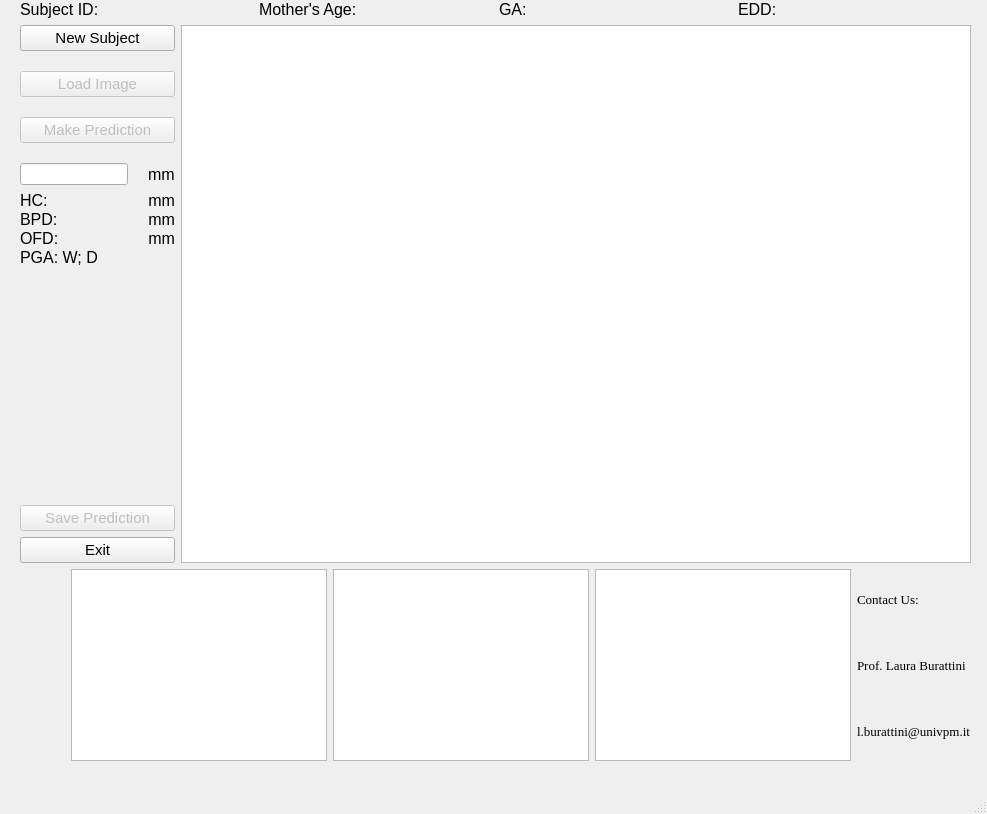
The window that form.ui (BME-Jafar/FetalBio-AI) describes before a commit, drawn with Qt 5.
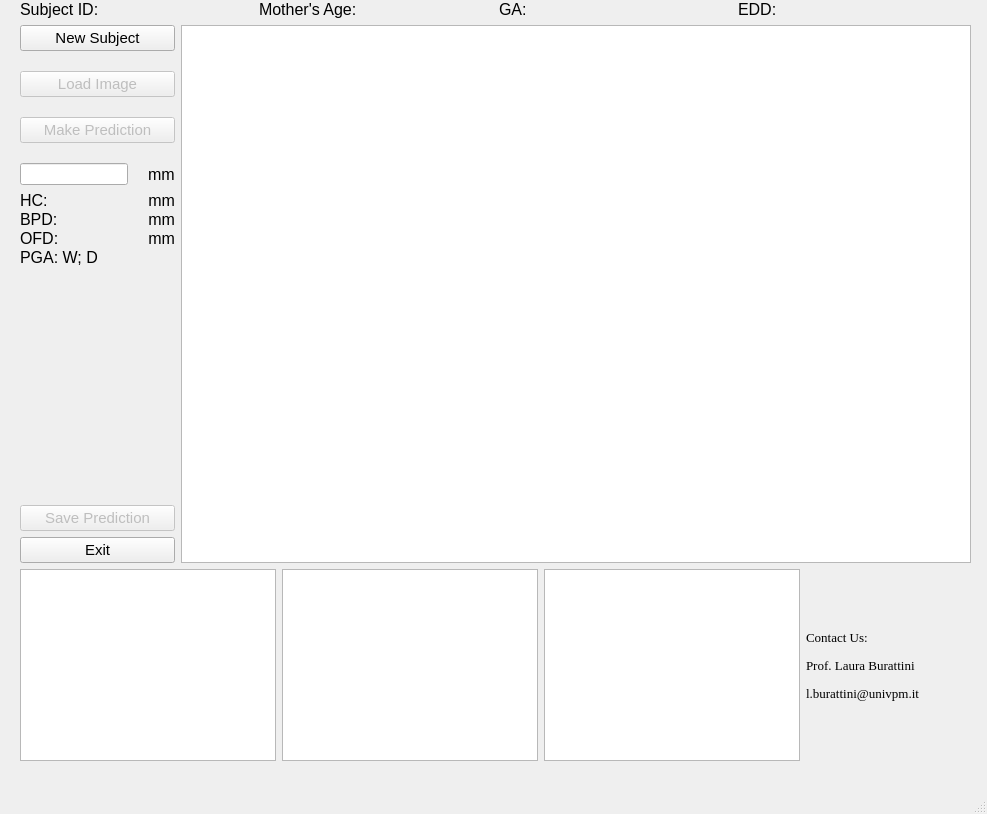
The same window after the commit.

Commit message: contact us

```diff
--- a/form.ui
+++ b/form.ui
@@ -417,19 +417,6 @@
      </item>
      <item>
       <layout class="QHBoxLayout" name="contactUs_Layout">
-       <item>
-        <spacer name="horizontalSpacer">
-         <property name="orientation">
-          <enum>Qt::Orientation::Horizontal</enum>
-         </property>
-         <property name="sizeHint" stdset="0">
-          <size>
-           <width>40</width>
-           <height>20</height>
-          </size>
-         </property>
-        </spacer>
-       </item>
        <item>
         <widget class="QGraphicsView" name="Br3inLOGO">
          <property name="sizePolicy">
@@ -462,6 +449,20 @@
        </item>
        <item>
         <layout class="QVBoxLayout" name="verticalLayout_3">
+         <item>
+          <widget class="QLabel" name="label_5">
+           <property name="text">
+            <string/>
+           </property>
+          </widget>
+         </item>
+         <item>
+          <widget class="QLabel" name="label_6">
+           <property name="text">
+            <string/>
+           </property>
+          </widget>
+         </item>
          <item>
           <widget class="QLabel" name="label">
            <property name="font">
@@ -473,6 +474,12 @@
            <property name="text">
             <string>Contact Us:</string>
            </property>
+           <property name="margin">
+            <number>0</number>
+           </property>
+           <property name="indent">
+            <number>0</number>
+           </property>
           </widget>
          </item>
          <item>
@@ -486,6 +493,12 @@
            <property name="text">
             <string>Prof. Laura Burattini</string>
            </property>
+           <property name="margin">
+            <number>0</number>
+           </property>
+           <property name="indent">
+            <number>0</number>
+           </property>
           </widget>
          </item>
          <item>
@@ -498,6 +511,26 @@
            </property>
            <property name="text">
             <string>l.burattini@univpm.it</string>
+           </property>
+           <property name="margin">
+            <number>0</number>
+           </property>
+           <property name="indent">
+            <number>0</number>
+           </property>
+          </widget>
+         </item>
+         <item>
+          <widget class="QLabel" name="label_7">
+           <property name="text">
+            <string/>
+           </property>
+          </widget>
+         </item>
+         <item>
+          <widget class="QLabel" name="label_4">
+           <property name="text">
+            <string/>
            </property>
           </widget>
          </item>
```
The commit also changes 1 other file.
